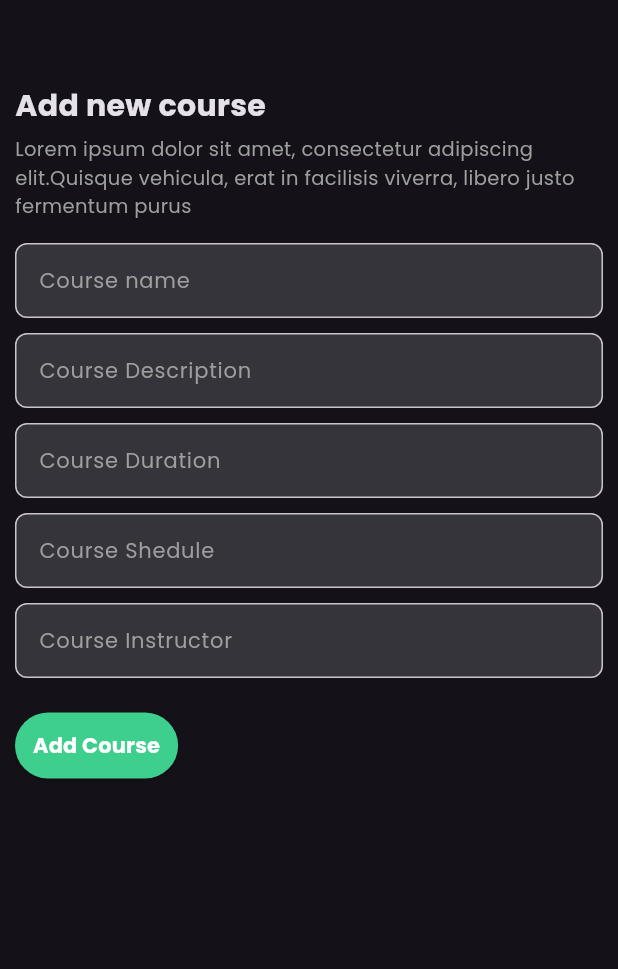
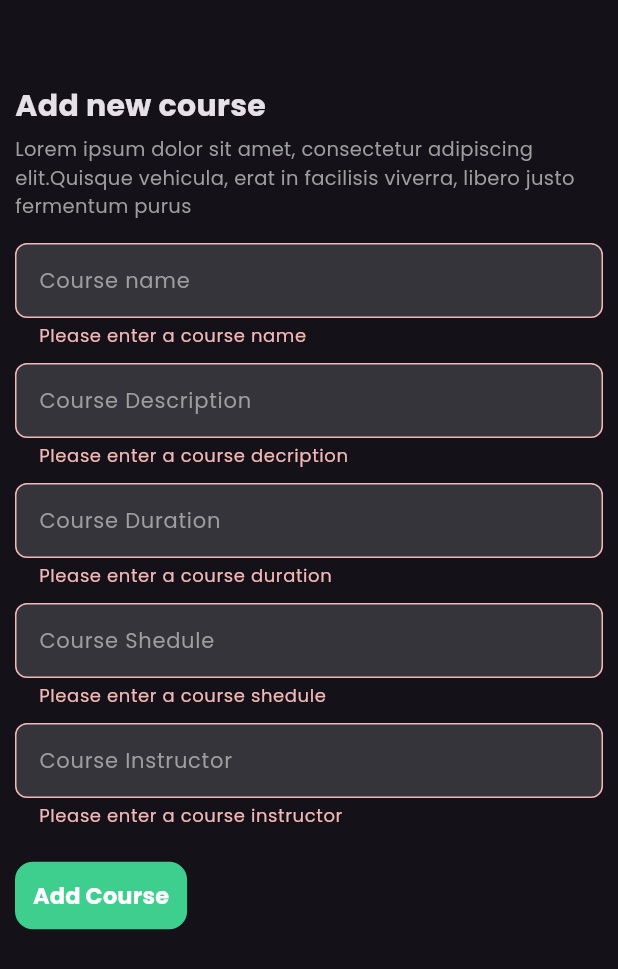
Before and after one commit to ThilinaMadhusanka/study-planner-new, a Flutter app: the AddNewCourse screen opened by its route, after a tap on "Add Course", on a phone screen of 412 x 824 dp. Shown: the top 969 px of the screen. Run offline on Flutter 3.47's test engine with Material 3 defaults, Android fonts, the phone set to English and light mode, and no system bars; our stand-ins replace firebase_core, go_router, google_fonts; accounts and stored records are empty.

Commit message:
Update add new page

```diff
--- /dev/null
+++ b/lib/models/course_model.dart
@@ -0,0 +1,39 @@
+class Course {
+  final String id;
+  final String name;
+  final String description;
+  final String duration;
+  final String schedule;
+  final String instructor;
+
+  Course({
+    required this.id,
+    required this.name,
+    required this.description,
+    required this.duration,
+    required this.schedule,
+    required this.instructor,
+  });
+
+  factory Course.fromJSON(Map<String, dynamic> json) {
+    return Course(
+      id: json['id'] ?? '',
+      name: json['name'] ?? '',
+      description: json['description'] ?? '',
+      duration: json['duration'] ?? '',
+      schedule: json['schedule'] ?? '',
+      instructor: json['instructor'] ?? '',
+    );
+  }
+
+  Map<String, dynamic> toJson() {
+    return {
+      'id': id,
+      'name': name,
+      'description': description,
+      'duration': duration,
+      'schedule': schedule,
+      'instructor': instructor,
+    };
+  }
+}
--- a/lib/pages/add_new_course.dart
+++ b/lib/pages/add_new_course.dart
@@ -1,5 +1,6 @@
 import 'package:flutter/material.dart';
 import 'package:study_planner_new/constants/colors.dart';
+import 'package:study_planner_new/widgets/custum_button.dart';
 import 'package:study_planner_new/widgets/custum_input.dart';
 
 class AddNewCourse extends StatelessWidget {
@@ -15,6 +16,13 @@ class AddNewCourse extends StatelessWidget {
       TextEditingController();
   final TextEditingController _courseInstructorController =
       TextEditingController();
+  void _submitForm(BuildContext context) async {
+    if (_formKey.currentState?.validate() ?? false) {
+      //form save
+      _formKey.currentState?.save();
+      print(_courseDescriptionController.text);
+    }
+  }
 
   @override
   Widget build(BuildContext context) {
@@ -55,7 +63,7 @@ class AddNewCourse extends StatelessWidget {
                   lableText: "Course name",
                   controller: _courseNameController,
                   validator: (value) {
-                    if(value?.isEmpty ?? true) {
+                    if (value?.isEmpty ?? true) {
                       return "Please enter a course name";
                     }
                     return null;
@@ -65,18 +73,18 @@ class AddNewCourse extends StatelessWidget {
                 CustumInput(
                   lableText: "Course Description",
                   controller: _courseDescriptionController,
-validator: (value) {
-                    if(value?.isEmpty ?? true) {
+                  validator: (value) {
+                    if (value?.isEmpty ?? true) {
                       return "Please enter a course decription";
                     }
                     return null;
-                  },                  //key: GlobalKey(),
+                  }, //key: GlobalKey(),
                 ),
                 CustumInput(
                   lableText: "Course Duration",
                   controller: _courseDurationController,
                   validator: (value) {
-                    if(value?.isEmpty ?? true) {
+                    if (value?.isEmpty ?? true) {
                       return "Please enter a course duration";
                     }
                     return null;
@@ -87,7 +95,7 @@ validator: (value) {
                   lableText: "Course Shedule",
                   controller: _courseSheduleController,
                   validator: (value) {
-                    if(value?.isEmpty ?? true) {
+                    if (value?.isEmpty ?? true) {
                       return "Please enter a course shedule";
                     }
                     return null;
@@ -98,7 +106,7 @@ validator: (value) {
                   lableText: "Course Instructor",
                   controller: _courseInstructorController,
                   validator: (value) {
-                    if(value?.isEmpty ?? true) {
+                    if (value?.isEmpty ?? true) {
                       return "Please enter a course instructor";
                     }
                     return null;
@@ -108,23 +116,11 @@ validator: (value) {
                 SizedBox(
                   height: 16,
                 ),
-                ElevatedButton(
-                  onPressed: () {},
-                  style: ElevatedButton.styleFrom(
-                    backgroundColor: primaryColor,
-                    padding: EdgeInsets.symmetric(
-                      horizontal: 12,
-                      vertical: 12,
-                    ),
-                  ),
-                  child: Text(
-                    "Add Course",
-                    style: TextStyle(
-                      backgroundColor: primaryColor,
-                      color: Colors.white,
-                      fontWeight: FontWeight.bold,
-                    ),
-                  ),
+                CustumButton(
+                  text: "Add Course",
+                  onPressed: () {
+                    _submitForm(context);
+                  },
                 ),
               ],
             ),
--- /dev/null
+++ b/lib/widgets/custum_button.dart
@@ -0,0 +1,38 @@
+import 'package:flutter/material.dart';
+import 'package:study_planner_new/constants/colors.dart';
+
+class CustumButton extends StatelessWidget {
+  final String text;
+  final VoidCallback onPressed;
+  const CustumButton({
+    super.key,
+    required this.text,
+    required this.onPressed,
+  });
+
+  @override
+  Widget build(BuildContext context) {
+    return ElevatedButton(
+      onPressed: onPressed,
+      style: ElevatedButton.styleFrom(
+        padding: EdgeInsets.symmetric(
+          horizontal: 12,
+          vertical: 12,
+        ),
+        shape: RoundedRectangleBorder(
+          borderRadius: BorderRadius.circular(12),
+        ),
+        elevation: 0,
+        backgroundColor: primaryColor,
+      ),
+      child: Text(
+        text,
+        style: TextStyle(
+          fontSize: 15,
+          fontWeight: FontWeight.bold,
+          color: Colors.white,
+        ),
+      ),
+    );
+  }
+}
```
Also changed, not shown: lib/services/course_service.dart (added), 2 other files.
